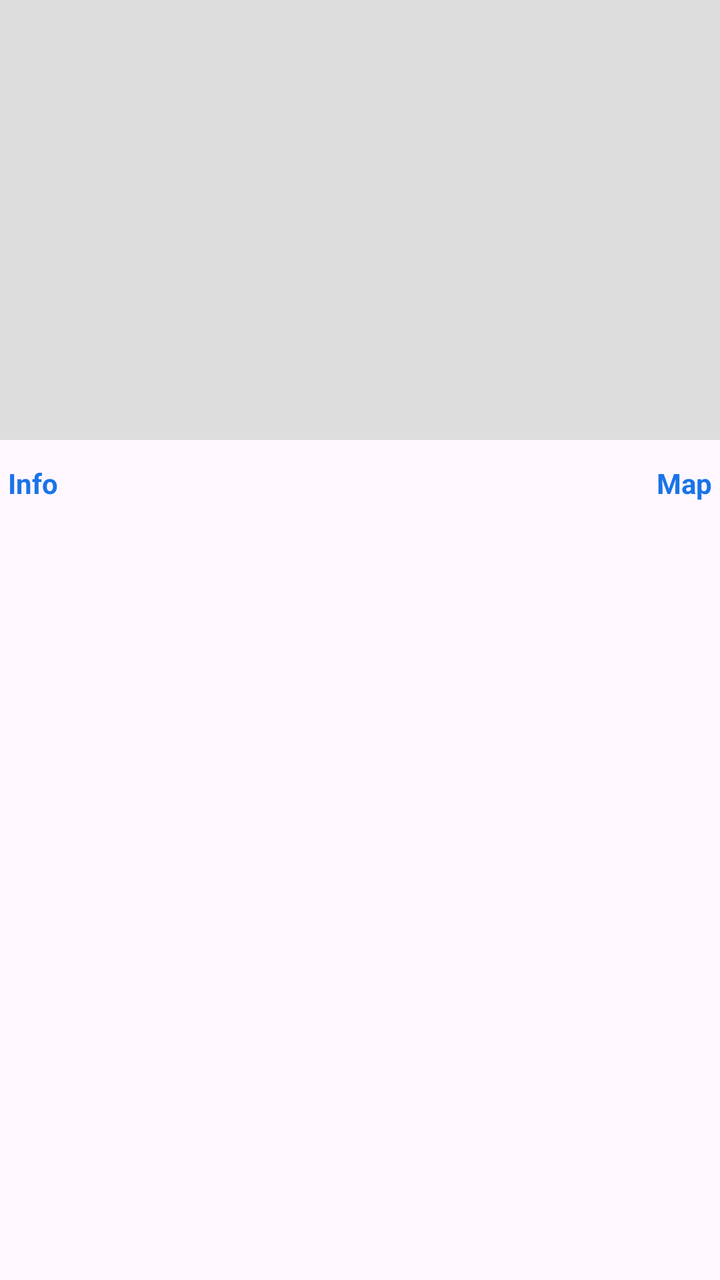
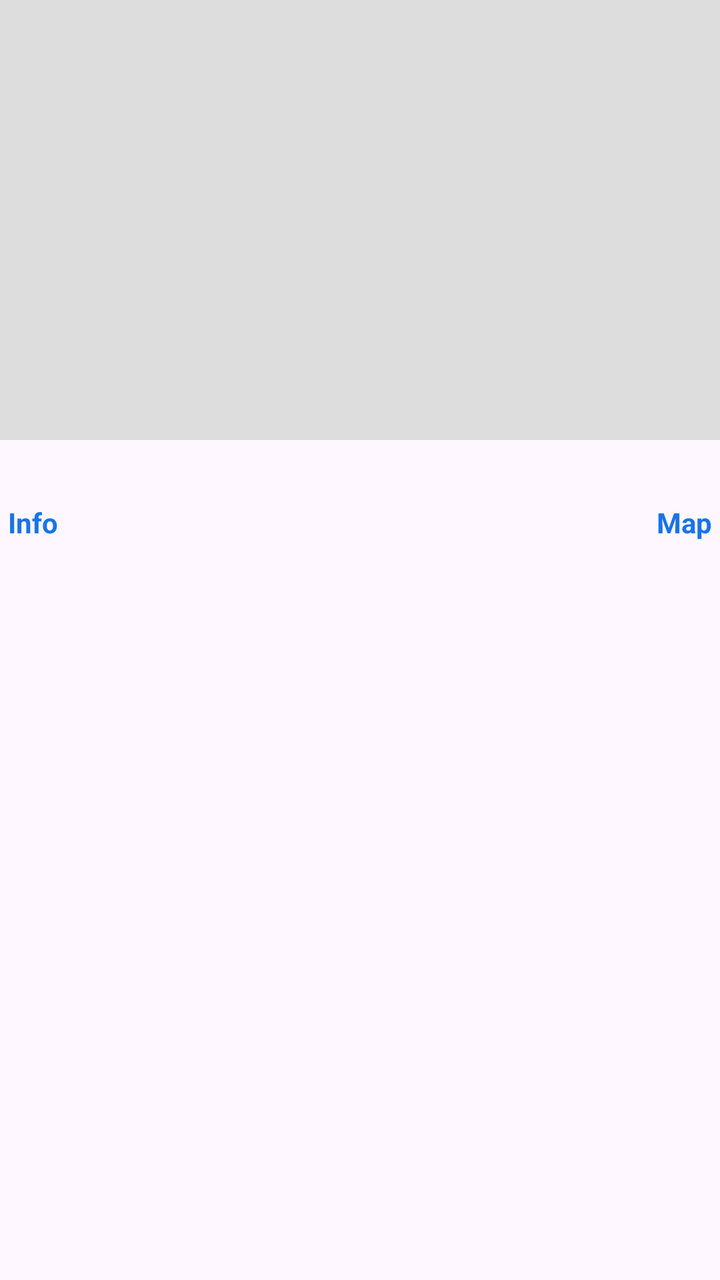

The first picture is an Android layout as it rendered before a commit; the second is the same layout after the commit. The layout source and the unified diff follow.
<!-- AndroidManifest.xml: application theme Theme.Material3.DayNight -->
<!-- res/layout/item_synced_photo.xml -->
<?xml version="1.0" encoding="utf-8"?>
<LinearLayout xmlns:android="http://schemas.android.com/apk/res/android"
    android:layout_width="match_parent"
    android:layout_height="wrap_content"
    android:orientation="vertical"
    android:paddingBottom="16dp">

    <ImageView
        android:id="@+id/thumbnail"
        android:layout_width="match_parent"
        android:layout_height="220dp"
        android:scaleType="centerCrop"
        android:background="#DDDDDD"
        android:contentDescription="@null" />

    <LinearLayout
        android:layout_width="match_parent"
        android:layout_height="wrap_content"
        android:layout_marginTop="8dp"
        android:orientation="horizontal">

        <TextView
            android:id="@+id/infoLink"
            android:layout_width="wrap_content"
            android:layout_height="wrap_content"
            android:padding="4dp"
            android:text="@string/info_link"
            android:textColor="#1A73E8"
            android:textStyle="bold" />

        <View
            android:layout_width="0dp"
            android:layout_height="1dp"
            android:layout_weight="1" />

        <TextView
            android:id="@+id/mapLink"
            android:layout_width="wrap_content"
            android:layout_height="wrap_content"
            android:padding="4dp"
            android:text="@string/map_link"
            android:textColor="#1A73E8"
            android:textStyle="bold" />

    </LinearLayout>

    <TextView
        android:id="@+id/infoResult"
        android:layout_width="match_parent"
        android:layout_height="wrap_content"
        android:layout_marginTop="4dp"
        android:paddingHorizontal="4dp"
        android:visibility="gone" />

</LinearLayout>
<!-- resources referenced by this layout -->
<resources>
  <string name="info_link">Info</string>
  <string name="map_link">Map</string>
</resources>

<!-- the commit's change to res/layout/item_synced_photo.xml (unified diff, before → after) -->
@@ -13,10 +13,20 @@
         android:background="#DDDDDD"
         android:contentDescription="@null" />
 
+    
+    <TextView
+        android:id="@+id/fileNameText"
+        android:layout_width="match_parent"
+        android:layout_height="wrap_content"
+        android:layout_marginTop="6dp"
+        android:paddingHorizontal="4dp"
+        android:textSize="13sp"
+        android:textColor="#5F6368" />
+
     <LinearLayout
         android:layout_width="match_parent"
         android:layout_height="wrap_content"
-        android:layout_marginTop="8dp"
+        android:layout_marginTop="4dp"
         android:orientation="horizontal">
 
         <TextView
